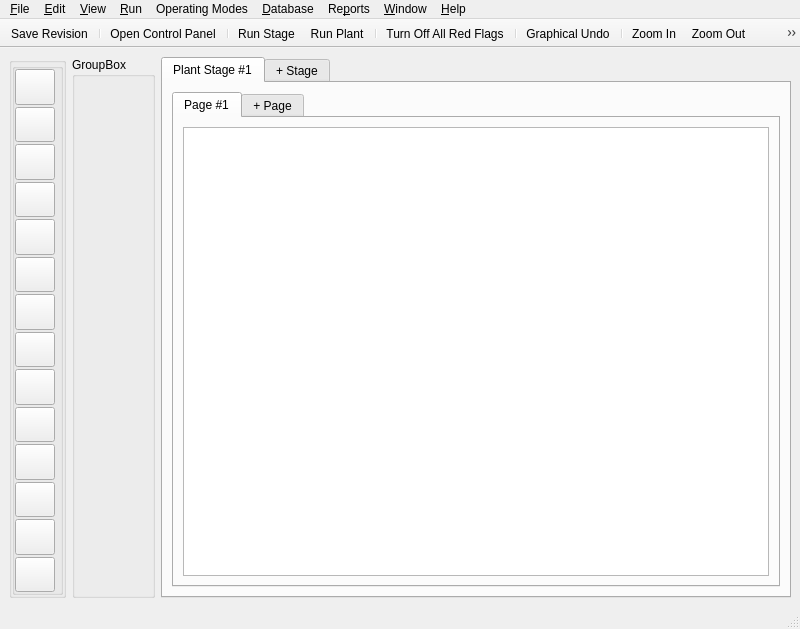
The window that mainwindow.ui (kunalgavhane12/AggFlow) describes before a commit, drawn with Qt 5.
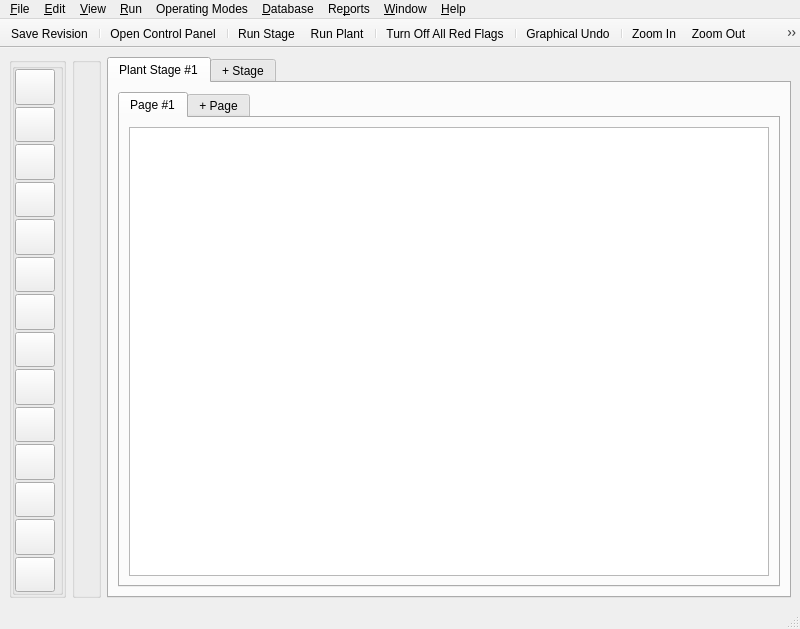
The same window after the commit. Icons and pictures are not drawn.

Diff of the .ui file:
```diff
--- a/mainwindow.ui
+++ b/mainwindow.ui
@@ -475,7 +475,7 @@
     <item>
      <widget class="QGroupBox" name="groupBox_3">
       <property name="title">
-       <string>GroupBox</string>
+       <string/>
       </property>
      </widget>
     </item>
```
